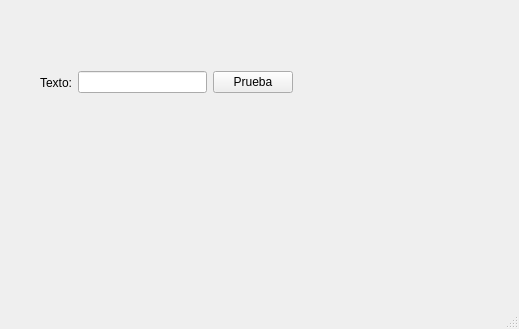
This is 09-GUI/GUI-codes/qt-designer-label.ui in PIPEAPABLAZA/contenidos as Qt 5 draws it before an edit. The edited form follows.
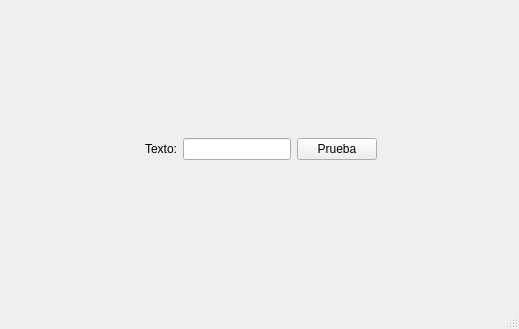
This is the edited form.

The edit to the form file:
```diff
--- a/09-GUI/GUI-codes/qt-designer-label.ui
+++ b/09-GUI/GUI-codes/qt-designer-label.ui
@@ -20,14 +20,29 @@
    <widget class="QWidget" name="layoutWidget">
     <property name="geometry">
      <rect>
-      <x>40</x>
-      <y>70</y>
-      <width>253</width>
-      <height>25</height>
+      <x>80</x>
+      <y>110</y>
+      <width>361</width>
+      <height>78</height>
      </rect>
     </property>
     <layout class="QHBoxLayout" name="horizontalLayout">
      <item>
+      <layout class="QHBoxLayout" name="horizontalLayout_2">
+       <item>
+        <spacer name="horizontalSpacer">
+         <property name="orientation">
+          <enum>Qt::Horizontal</enum>
+         </property>
+         <property name="sizeHint" stdset="0">
+          <size>
+           <width>40</width>
+           <height>20</height>
+          </size>
+         </property>
+        </spacer>
+       </item>
+       <item>
       <widget class="QLabel" name="label1">
        <property name="text">
         <string>Texto:</string>
@@ -43,6 +58,21 @@
         <string>Prueba</string>
        </property>
       </widget>
+       </item>
+       <item>
+        <spacer name="horizontalSpacer_2">
+         <property name="orientation">
+          <enum>Qt::Horizontal</enum>
+         </property>
+         <property name="sizeHint" stdset="0">
+          <size>
+           <width>40</width>
+           <height>20</height>
+          </size>
+         </property>
+        </spacer>
+       </item>
+      </layout>
      </item>
     </layout>
    </widget>
```
Lines whose indentation alone changed are shown as unchanged.
